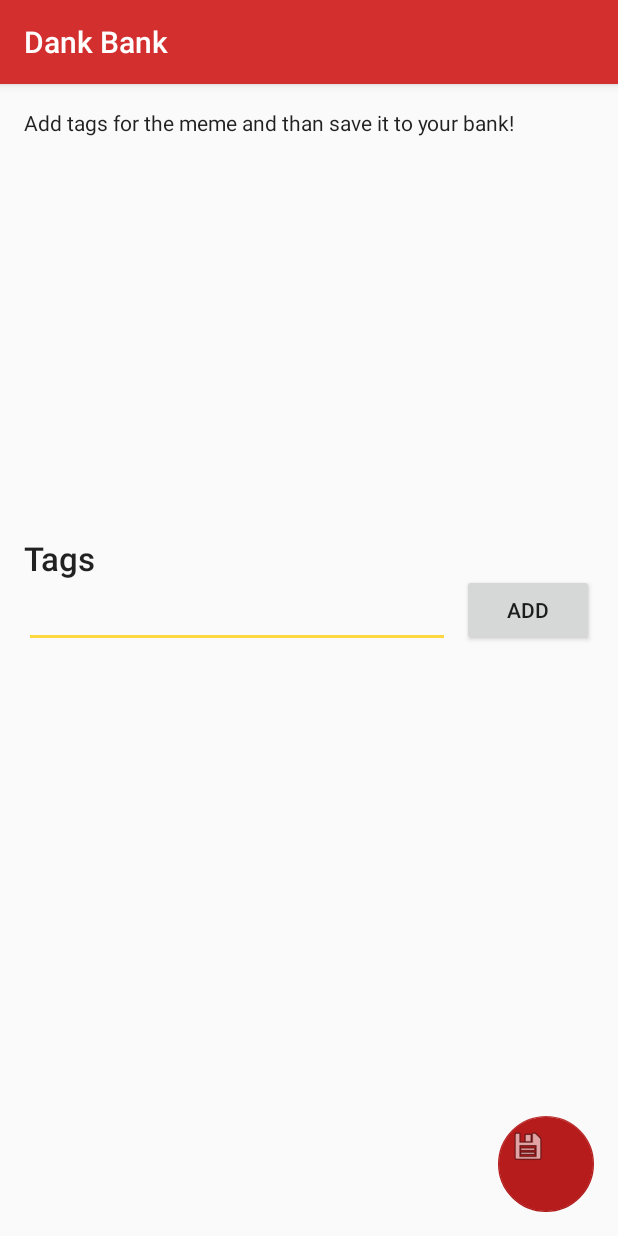
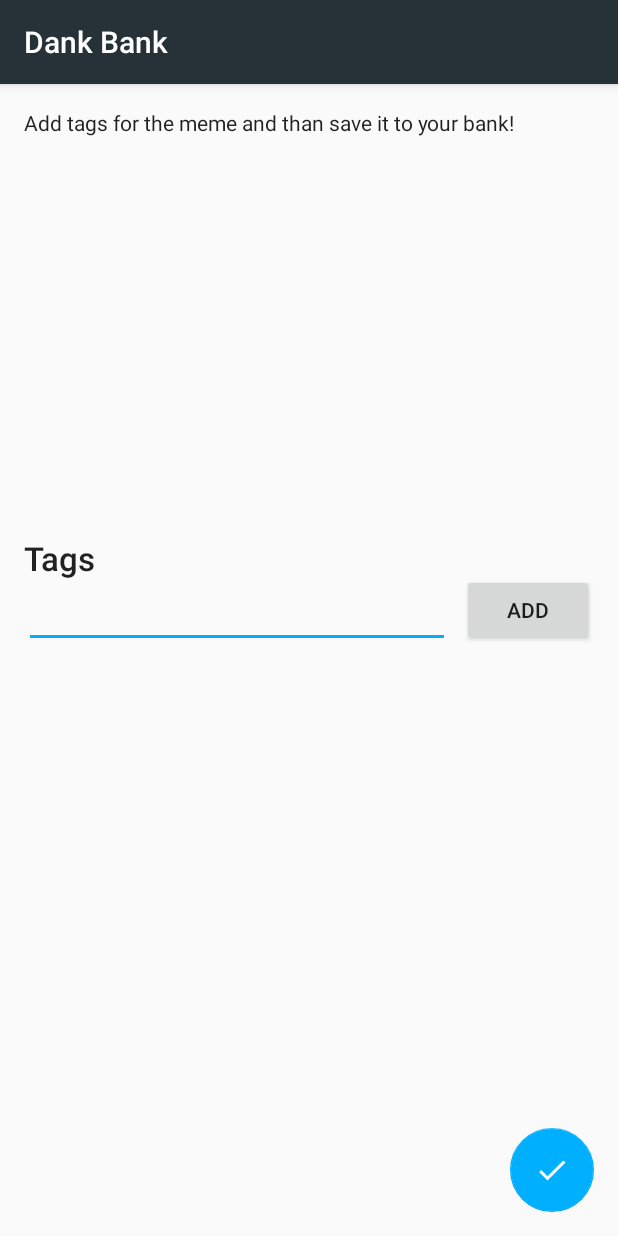
Before and after one commit to daergoth/dankbank, an Android app: the ShareActivity screen opened directly, with no data from a screen before it, on a phone screen of 412 x 824 dp. Run offline under Robolectric (Android 15) with nearby library versions, the phone set to English and light mode, and no system bars; our stand-ins replace ButterKnife.

Commit message:
Modest update to the UI with Material Design

```diff
--- a/app/build.gradle
+++ b/app/build.gradle
@@ -22,10 +22,6 @@ android {
 dependencies {
     compile fileTree(dir: 'libs', include: ['*.jar'])
 
-
-
-
-
     compile 'com.android.support:appcompat-v7:26.+'
     compile 'com.android.support:support-v4:26.+'
     compile 'com.android.support:design:26.+'
--- a/app/src/main/java/net/daergoth/dankbank/ui/main/MemeAdapter.java
+++ b/app/src/main/java/net/daergoth/dankbank/ui/main/MemeAdapter.java
@@ -26,7 +26,7 @@ public class MemeAdapter extends RecyclerView.Adapter<MemeAdapter.ViewHolder> {
     @Override
     public MemeAdapter.ViewHolder onCreateViewHolder(ViewGroup parent, int viewType) {
         View v = LayoutInflater.from(parent.getContext())
-                .inflate(R.layout.main_meme_list_row, parent, false);
+                .inflate(R.layout.main_meme_grid_item, parent, false);
 
 
         return new ViewHolder(v);
--- /dev/null
+++ b/app/src/main/res/drawable/ic_done_white_24dp.xml
@@ -0,0 +1,9 @@
+<vector xmlns:android="http://schemas.android.com/apk/res/android"
+        android:width="24dp"
+        android:height="24dp"
+        android:viewportWidth="24.0"
+        android:viewportHeight="24.0">
+    <path
+        android:fillColor="#FFFFFFFF"
+        android:pathData="M9,16.2L4.8,12l-1.4,1.4L9,19 21,7l-1.4,-1.4L9,16.2z"/>
+</vector>
--- a/app/src/main/res/drawable/side_nav_bar.xml
+++ b/app/src/main/res/drawable/side_nav_bar.xml
@@ -2,8 +2,8 @@
     android:shape="rectangle">
     <gradient
         android:angle="135"
-        android:centerColor="#b71c1c"
-        android:endColor="#b71c1c"
-        android:startColor="#ef5350"
+        android:endColor="@color/colorPrimaryLight"
+        android:centerColor="@color/colorPrimary"
+        android:startColor="@color/colorPrimaryDark"
         android:type="linear" />
 </shape>
--- a/app/src/main/res/layout/activity_share.xml
+++ b/app/src/main/res/layout/activity_share.xml
@@ -69,18 +69,18 @@
 
     <android.support.design.widget.FloatingActionButton
         android:id="@+id/saveMemeFloatingActionButton"
-        android:layout_width="64dp"
-        android:layout_height="64dp"
-        android:layout_marginBottom="0dp"
+        android:layout_width="56dp"
+        android:layout_height="56dp"
+        android:layout_marginBottom="16dp"
         android:layout_marginEnd="16dp"
-        android:layout_marginStart="8dp"
         android:clickable="true"
-        app:backgroundTint="@color/colorPrimaryDark"
-        app:elevation="5dp"
-        app:fabSize="mini"
-        app:layout_constraintBottom_toBottomOf="@+id/listViewAddedTags"
+        app:elevation="6dp"
+        app:fabSize="normal"
+        app:layout_constraintBottom_toBottomOf="parent"
         app:layout_constraintRight_toRightOf="parent"
-        app:srcCompat="@android:drawable/ic_menu_save" />
+        app:pressedTranslationZ="6dp"
+        app:rippleColor="@color/colorAccentLight"
+        app:srcCompat="@drawable/ic_done_white_24dp" />
 
     <ListView
         android:id="@+id/listViewAddedTags"
--- a/app/src/main/res/layout/main_app_bar.xml
+++ b/app/src/main/res/layout/main_app_bar.xml
@@ -16,6 +16,7 @@
             android:layout_width="match_parent"
             android:layout_height="?attr/actionBarSize"
             android:background="?attr/colorPrimary"
+            android:elevation="8dp"
             app:popupTheme="@style/AppTheme.PopupOverlay" />
 
     </android.support.design.widget.AppBarLayout>
--- a/app/src/main/res/layout/main_content.xml
+++ b/app/src/main/res/layout/main_content.xml
@@ -13,7 +13,6 @@
         android:id="@+id/mainRecyclerView"
         android:layout_width="match_parent"
         android:layout_height="match_parent"
-        android:padding="2dp"
         android:scrollbars="vertical" />
 
 </android.support.design.widget.CoordinatorLayout>
--- a/app/src/main/res/layout/main_nav_header.xml
+++ b/app/src/main/res/layout/main_nav_header.xml
@@ -16,6 +16,7 @@
         android:layout_marginBottom="8dp"
         android:layout_marginStart="16dp"
         android:layout_marginTop="8dp"
+        android:contentDescription="Application icon"
         app:layout_constraintBottom_toBottomOf="parent"
         app:layout_constraintLeft_toLeftOf="parent"
         app:layout_constraintTop_toTopOf="parent"
@@ -31,7 +32,7 @@
         android:layout_marginBottom="8dp"
         android:layout_marginStart="8dp"
         android:layout_marginTop="8dp"
-        android:text="Dank Bank"
+        android:text="@string/app_name"
         android:textSize="32sp"
         app:layout_constraintBottom_toBottomOf="@+id/imageView"
         app:layout_constraintLeft_toRightOf="@+id/imageView"
--- a/app/src/main/res/menu/meme_action_menu.xml
+++ b/app/src/main/res/menu/meme_action_menu.xml
@@ -4,6 +4,7 @@
 
     <item
         android:id="@+id/meme_share"
+        android:icon="@drawable/ic_share_white_24dp"
         android:orderInCategory="1"
         android:title="Share"
         app:showAsAction="ifRoom" />
--- a/app/src/main/res/values/colors.xml
+++ b/app/src/main/res/values/colors.xml
@@ -1,8 +1,14 @@
 <?xml version="1.0" encoding="utf-8"?>
 <resources>
-    <color name="colorPrimary">#d32f2f</color>
-    <color name="colorPrimaryDark">#b71c1c</color>
-    <color name="colorAccent">#ffd740</color>
+    <color name="colorPrimary">#263238</color>
+    <color name="colorPrimaryLight">#4f5b62</color>
+    <color name="colorPrimaryDark">#000a12</color>
+    <color name="colorAccent">#00b0ff</color>
+    <color name="colorAccentLight">#69e2ff</color>
+    <color name="colorAccentDark">#0081cb</color>
+
+    <color name="colorTextPrimary">#ffffff</color>
+    <color name="colorTextAccent">#000000</color>
 
     <color name="black_overlay">#66000000</color>
 </resources>
--- a/app/src/main/res/values/strings.xml
+++ b/app/src/main/res/values/strings.xml
@@ -6,4 +6,6 @@
 
     <string name="action_settings">Settings</string>
 
+    <string name="meme_detail_transition">MemeDetailTransition</string>
+
 </resources>
```
Also changed, not shown: app/src/main/java/net/daergoth/dankbank/ui/main/MainActivity.java (+10 -7 lines), app/src/main/res/drawable/ic_share_white_24dp.xml (added, +9 -0 lines), app/src/main/res/layout/activity_meme.xml (+16 -10 lines), app/src/main/res/layout/main_meme_grid_item.xml (renamed from app/src/main/res/layout/main_meme_list_row.xml, +8 -8 lines).
